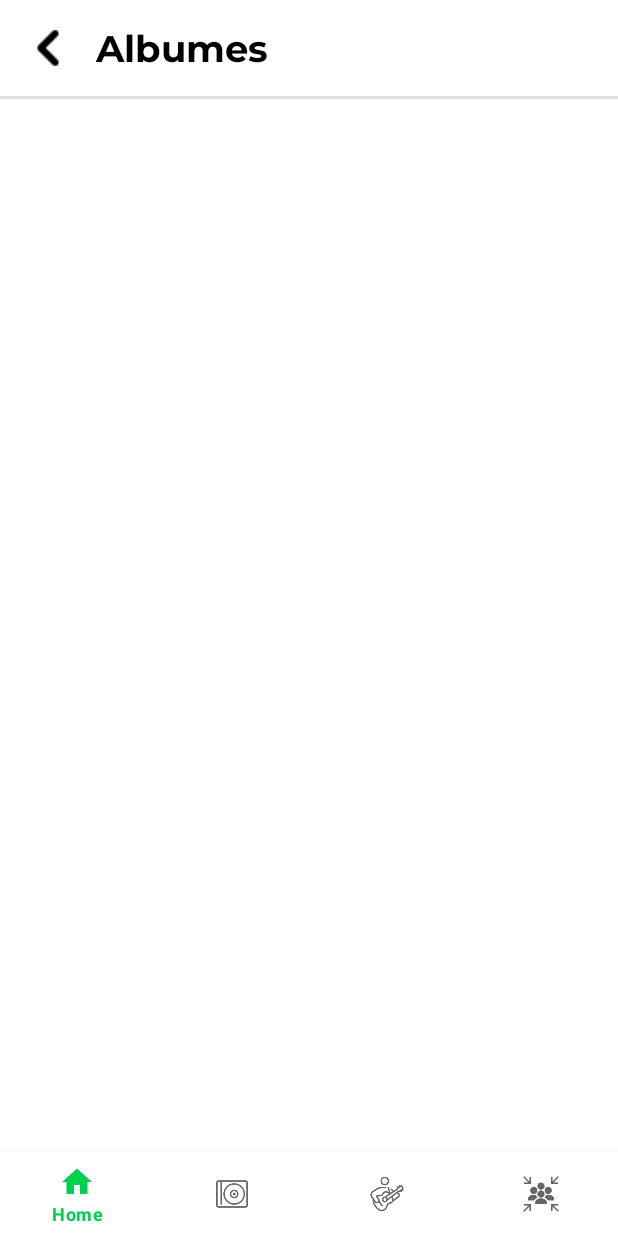
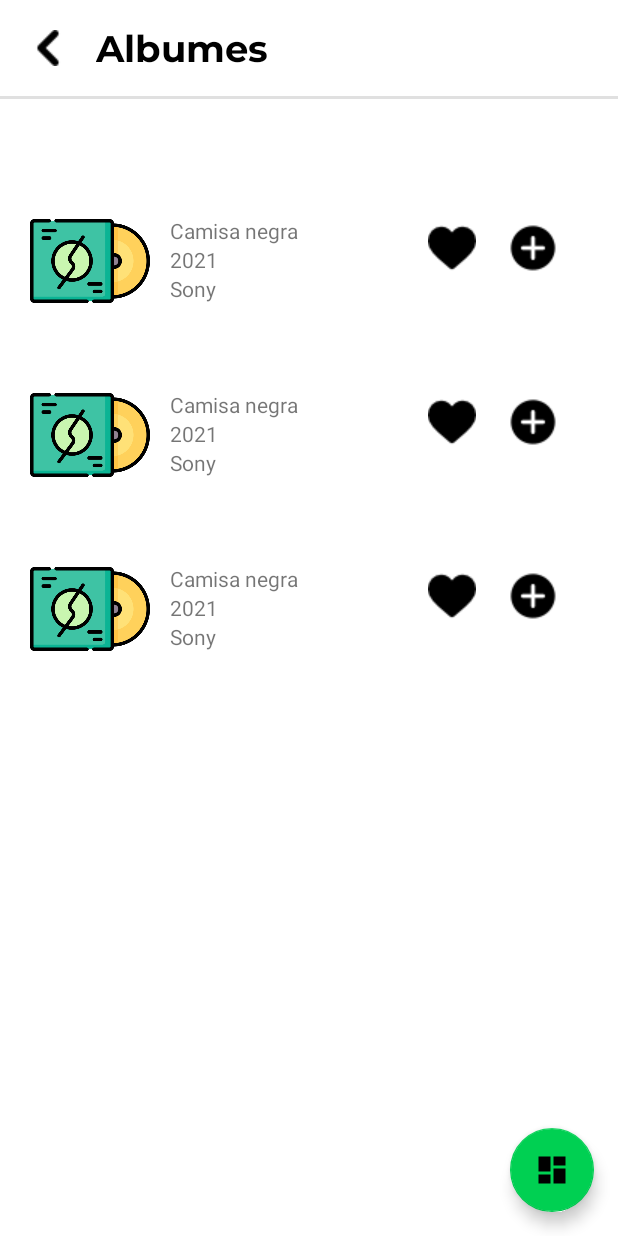
Before and after one commit to JuliethQP/IngenieriaSoftwareAppsMoviles, an Android app: the AlbumsVisitorFragment screen opened through its navigation route, on a phone screen of 412 x 824 dp. Run offline under Robolectric (Android 15) with nearby library versions, the phone set to English and light mode, and no system bars.

Commit message:
patron arquitectura

```diff
--- a/moviles_g13/app/src/main/java/com/example/moviles_g13/MainActivity.kt
+++ b/moviles_g13/app/src/main/java/com/example/moviles_g13/MainActivity.kt
@@ -1,11 +1,14 @@
 package com.example.moviles_g13
 
 import android.os.Bundle
-import com.google.android.material.floatingactionbutton.FloatingActionButton
-import com.google.android.material.snackbar.Snackbar
+import android.view.MenuInflater
+import android.view.MenuItem
+import android.view.View
+import android.widget.PopupMenu
+import android.widget.Toast
 import androidx.appcompat.app.AppCompatActivity
-import android.view.Menu
-import android.view.MenuItem
+import androidx.navigation.findNavController
+import androidx.navigation.fragment.findNavController
 
 class MainActivity : AppCompatActivity() {
 
@@ -14,4 +17,26 @@ class MainActivity : AppCompatActivity() {
         setContentView(R.layout.activity_main)
     }
 
+    fun showPopup(v: View) {
+        val popup = PopupMenu(this, v)
+        val inflater: MenuInflater = popup.menuInflater
+        inflater.inflate(R.menu.menu_visitor, popup.menu)
+        popup.setOnMenuItemClickListener (::manageItemClick)
+        popup.show()
+    }
+
+    private fun manageItemClick(menuItem: MenuItem): Boolean {
+        return when(menuItem.itemId){
+            R.id.HomeVisitorFragment, R.id.AlbumsVisitorFragment, R.id.ArtistsVisitorFragment, R.id.CollectorsVisitorFragment-> {
+                menuItem.title?.let { showMessage(it) }
+                true
+            }
+            else -> false
+        }
+    }
+
+    private fun showMessage(title: CharSequence) {
+        Toast.makeText(this, title, Toast.LENGTH_SHORT).show()
+    }
+
 }
--- /dev/null
+++ b/moviles_g13/app/src/main/java/com/example/moviles_g13/adapter/albums_adapter/AlbumsAdapter.kt
@@ -0,0 +1,49 @@
+package com.example.moviles_g13.adapter.albums_adapter
+
+import android.net.Uri
+import android.view.LayoutInflater
+import android.view.View
+import android.view.ViewGroup
+import android.widget.ImageView
+import android.widget.TextView
+import androidx.recyclerview.widget.RecyclerView
+import com.bumptech.glide.Glide
+import com.example.moviles_g13.R
+import com.example.moviles_g13.model.Album
+
+
+class AlbumsAdapter (private val mAlbums: List<Album>) : RecyclerView.Adapter<AlbumsAdapter.ViewHolder>() {
+
+    inner class ViewHolder(itemView: View) : RecyclerView.ViewHolder(itemView) {
+        val albumNameTextView: TextView = itemView.findViewById<TextView>(R.id.album_name)
+        val releasedTextView: TextView = itemView.findViewById<TextView>(R.id.album_released)
+        val recordLabelTextView: TextView = itemView.findViewById<TextView>(R.id.album_recordLabel)
+        //val coverImageView: ImageView = itemView.findViewById<ImageView>(R.id.album_logo)
+    }
+
+    override fun onCreateViewHolder(parent: ViewGroup, viewType: Int): AlbumsAdapter.ViewHolder {
+        val context = parent.context
+        val inflater = LayoutInflater.from(context)
+
+        val contactView = inflater.inflate(R.layout.albums_item_layout, parent, false)
+
+        return ViewHolder(contactView)
+    }
+
+    override fun onBindViewHolder(viewHolder: AlbumsAdapter.ViewHolder, position: Int) {
+        val album: Album = mAlbums.get(position)
+
+        val textViewName = viewHolder.albumNameTextView
+        textViewName.text = album.name
+
+        val textViewReleased = viewHolder.releasedTextView
+        textViewReleased.text = album.releaseDate
+
+        val textViewRecordLabel = viewHolder.recordLabelTextView
+        textViewRecordLabel.text = album.recordLabel
+    }
+
+    override fun getItemCount(): Int {
+        return mAlbums.size
+    }
+}
--- a/moviles_g13/app/src/main/java/com/example/moviles_g13/ui/albums_visitor/AlbumsVisitorFragment.kt
+++ b/moviles_g13/app/src/main/java/com/example/moviles_g13/ui/albums_visitor/AlbumsVisitorFragment.kt
@@ -1,39 +1,49 @@
 package com.example.moviles_g13.ui.albums_visitor
 
-import android.content.ClipData
 import android.os.Bundle
+import android.view.*
 import androidx.fragment.app.Fragment
-import android.view.LayoutInflater
-import android.view.View
-import android.view.ViewGroup
 import android.widget.ImageButton
+import androidx.lifecycle.Observer
+import androidx.lifecycle.ViewModelProvider
 import androidx.navigation.fragment.findNavController
+import androidx.recyclerview.widget.LinearLayoutManager
+import androidx.recyclerview.widget.RecyclerView
 import com.example.moviles_g13.R
-import com.google.android.material.bottomnavigation.BottomNavigationItemView
+import com.example.moviles_g13.adapter.albums_adapter.AlbumsAdapter
 
 /**
  * A simple [Fragment] subclass as the default destination in the navigation.
  */
 class AlbumsVisitorFragment : Fragment() {
 
+    private lateinit var albumsVisitorViewModel: AlbumsVisitorViewModel
+
     override fun onCreateView(
-        inflater: LayoutInflater, container: ViewGroup?,
+        inflater: LayoutInflater,
+        container: ViewGroup?,
         savedInstanceState: Bundle?
     ): View? {
-        // Inflate the layout for this fragment
-        return inflater.inflate(R.layout.albums_visitor_fragment, container, false)
+        albumsVisitorViewModel = ViewModelProvider(this).get(AlbumsVisitorViewModel::class.java)
+        val root = inflater.inflate(R.layout.albums_visitor_fragment, container, false)
+
+        val rvAlbums = root.findViewById<View>(R.id.recycler_view_album) as RecyclerView
+
+        albumsVisitorViewModel.albums.observe(viewLifecycleOwner, Observer {
+            val adapter = AlbumsAdapter(it)
+            rvAlbums.adapter = adapter
+            rvAlbums.layoutManager = LinearLayoutManager(context)
+        })
+        return root
     }
 
     override fun onViewCreated(view: View, savedInstanceState: Bundle?) {
         super.onViewCreated(view, savedInstanceState)
 
         view.findViewById<ImageButton>(R.id.back_button).setOnClickListener {
-            findNavController().navigate(R.id.action_back_to_home_visitor_layout)
+            findNavController().navigate(R.id.action_back_to_home_visitor)
         }
 
-        view.findViewById<BottomNavigationItemView>(R.id.navigation_dashboard).setOnClickListener {
-            findNavController().navigate(R.id.action_back_to_home_visitor_layout)
-        }
     }
 
 }
--- /dev/null
+++ b/moviles_g13/app/src/main/java/com/example/moviles_g13/ui/albums_visitor/AlbumsVisitorViewModel.kt
@@ -0,0 +1,21 @@
+package com.example.moviles_g13.ui.albums_visitor
+
+import androidx.lifecycle.LiveData
+import androidx.lifecycle.MutableLiveData
+import androidx.lifecycle.ViewModel
+import com.example.moviles_g13.model.Album
+
+class AlbumsVisitorViewModel : ViewModel() {
+
+    private val _albums = MutableLiveData<List<Album>>().apply {
+        val dataList: List<Album> = listOf<Album>(
+                Album(albumId=1, name="Camisa negra", cover="https://ibb.co/GTtGX4m", releaseDate="2021", description="Tengo la camisa negra de juanes", genre="POP", recordLabel="Sony"),
+                Album(albumId=1, name="Camisa negra", cover="https://2.bp.blogspot.com/-tzm1twY_ENM/XlCRuI0ZkRI/AAAAAAAAOso/BmNOUANXWxwc5vwslNw3WpjrDlgs9PuwQCLcBGAsYHQ/s1600/pasted%2Bimage%2B0.png", releaseDate="2021", description="Tengo la camisa negra de juanes", genre="POP", recordLabel="Sony"),
+                Album(albumId=1, name="Camisa negra", cover="https://en.wikipedia.org/wiki/La_Camisa_Negra#/media/File:La_Camisa_Negra.jpg", releaseDate="2021", description="Tengo la camisa negra de juanes", genre="POP", recordLabel="Sony")
+        )
+        value = dataList
+    }
+
+    val albums: LiveData<List<Album>> = _albums
+
+}
--- a/moviles_g13/app/src/main/java/com/example/moviles_g13/ui/home_visitor/HomeVisitorFragment.kt
+++ b/moviles_g13/app/src/main/java/com/example/moviles_g13/ui/home_visitor/HomeVisitorFragment.kt
@@ -27,14 +27,12 @@ class HomeVisitorFragment : Fragment() {
         super.onViewCreated(view, savedInstanceState)
 
         view.findViewById<ImageButton>(R.id.back_button).setOnClickListener {
-            findNavController().navigate(R.id.action_visitor_to_home_layout)
+            findNavController().navigate(R.id.action_visitor_to_albums_layout)
         }
 
         view.findViewById<Button>(R.id.albums_button).setOnClickListener {
-            findNavController().navigate(R.id.action_albums_visitor_layout)
+            findNavController().navigate(R.id.action_visitor_to_albums_layout)
         }
-
-
     }
 
 }
--- /dev/null
+++ b/moviles_g13/app/src/main/res/layout/albums_item_layout.xml
@@ -0,0 +1,65 @@
+<?xml version="1.0" encoding="utf-8"?>
+<LinearLayout
+    xmlns:android="http://schemas.android.com/apk/res/android"
+    android:orientation="horizontal"
+    android:layout_width="match_parent"
+    android:layout_height="wrap_content"
+    android:paddingLeft="20dp"
+    android:paddingRight="20dp"
+    android:paddingTop="8dp"
+    android:paddingBottom="8dp">
+
+    <ImageView
+        android:id="@+id/album_logo"
+        android:layout_width="80dp"
+        android:layout_height="100dp"
+        android:gravity="center"
+        android:textAlignment="gravity"
+        android:src="@drawable/vinil_style_2"/>
+
+    <LinearLayout
+        android:orientation="vertical"
+        android:layout_width="160dp"
+        android:layout_height="100dp"
+        android:layout_marginStart="8dp"
+        android:layout_marginLeft="8dp"
+        android:paddingTop="20dp"
+        android:paddingLeft="5dp"
+        android:paddingBottom="20dp">
+        <TextView
+            android:id="@+id/album_name"
+            android:layout_width="150dp"
+            android:layout_height="wrap_content" />
+        <TextView
+            android:id="@+id/album_released"
+            android:layout_width="150dp"
+            android:layout_height="wrap_content"/>
+        <TextView
+            android:id="@+id/album_recordLabel"
+            android:layout_width="150dp"
+            android:layout_height="wrap_content"/>
+    </LinearLayout>
+
+
+    <ImageButton
+        android:id="@+id/like_button"
+        android:layout_width="50dp"
+        android:layout_height="50dp"
+        android:layout_marginStart="8dp"
+        android:layout_marginLeft="8dp"
+        android:layout_marginTop="16dp"
+        android:layout_marginBottom="16dp"
+        android:background="#fff"
+        android:src="@drawable/heart" />
+
+    <ImageButton
+        android:id="@+id/add_button"
+        android:layout_width="50dp"
+        android:layout_height="50dp"
+        android:layout_marginStart="4dp"
+        android:layout_marginLeft="4dp"
+        android:layout_marginTop="16dp"
+        android:layout_marginBottom="16dp"
+        android:background="#fff"
+        android:src="@drawable/add" />
+</LinearLayout>
--- a/moviles_g13/app/src/main/res/layout/albums_visitor_fragment.xml
+++ b/moviles_g13/app/src/main/res/layout/albums_visitor_fragment.xml
@@ -7,17 +7,18 @@
     android:minWidth="32dp"
     tools:context=".ui.albums_visitor.AlbumsVisitorFragment">
 
-    <com.google.android.material.bottomnavigation.BottomNavigationView
-        android:id="@+id/nav_view"
-        android:layout_width="0dp"
+    <com.google.android.material.floatingactionbutton.FloatingActionButton
+        android:id="@+id/fab"
+        android:layout_width="wrap_content"
         android:layout_height="wrap_content"
-        android:layout_marginStart="0dp"
-        android:layout_marginEnd="0dp"
-        android:background="?android:attr/windowBackground"
+        android:layout_gravity="end|bottom"
+        android:layout_margin="16dp"
+        android:contentDescription="menu"
+        app:backgroundTint="#00D052"
+        android:src="@drawable/ic_dashboard_black_24dp"
         app:layout_constraintBottom_toBottomOf="parent"
-        app:layout_constraintLeft_toLeftOf="parent"
-        app:layout_constraintRight_toRightOf="parent"
-        app:menu="@menu/menu_visitor" />
+        app:layout_constraintEnd_toEndOf="parent"
+        android:onClick="showPopup" />
 
     <LinearLayout
         android:id="@+id/linearLayout2"
@@ -71,13 +72,13 @@
         tools:layout_editor_absoluteX="0dp" />
 
     <androidx.recyclerview.widget.RecyclerView
-        android:id="@+id/recycler_view"
-        android:layout_width="match_parent"
-        android:layout_height="wrap_content"
+        android:id="@+id/recycler_view_album"
+        android:layout_width="413dp"
+        android:layout_height="658dp"
         android:scrollbars="vertical"
+        app:layout_constraintBottom_toBottomOf="parent"
         app:layout_constraintTop_toBottomOf="@+id/hr_view"
-        tools:layout_editor_absoluteX="139dp"
-        tools:layout_editor_absoluteY="247dp" />
-
+        tools:layout_editor_absoluteX="-2dp"
+        tools:ignore="MissingConstraints" />
 
 </androidx.constraintlayout.widget.ConstraintLayout>
--- a/moviles_g13/app/src/main/res/layout/visitor_home_fragment.xml
+++ b/moviles_g13/app/src/main/res/layout/visitor_home_fragment.xml
@@ -28,7 +28,7 @@
         app:layout_constraintEnd_toEndOf="parent"
         app:layout_constraintStart_toStartOf="parent"
         app:layout_constraintTop_toTopOf="parent"
-        app:layout_constraintVertical_bias="0.614">
+        app:layout_constraintVertical_bias="0.689">
 
         <TextView
             android:id="@+id/company_text"
@@ -49,11 +49,10 @@
             android:src="@drawable/vinil_style_2" />
     </LinearLayout>
 
-
     <RelativeLayout
         android:id="@+id/button_section"
         android:layout_width="fill_parent"
-        android:layout_height="256dp"
+        android:layout_height="180dp"
         android:layout_marginBottom="4dp"
         android:paddingLeft="0dp"
         android:paddingRight="0dp"
@@ -66,17 +65,11 @@
             android:id="@+id/albums_button"
             android:layout_width="257dp"
             android:layout_height="48dp"
-            android:layout_alignParentStart="true"
-            android:layout_alignParentLeft="true"
-            android:layout_alignParentTop="true"
-            android:layout_alignParentEnd="true"
-            android:layout_alignParentRight="true"
             android:layout_marginStart="77dp"
             android:layout_marginLeft="77dp"
-            android:layout_marginTop="16dp"
+            android:layout_marginTop="4dp"
             android:layout_marginEnd="77dp"
             android:layout_marginRight="77dp"
-            android:layout_marginBottom="10dp"
             android:fontFamily="@font/montserrat_bold"
             android:text="@string/text_vis_albums"
             app:cornerRadius="32dp"
@@ -91,14 +84,12 @@
             android:layout_below="@+id/albums_button"
             android:layout_marginStart="77dp"
             android:layout_marginLeft="77dp"
-            android:layout_marginTop="12dp"
+            android:layout_marginTop="4dp"
             android:layout_marginEnd="77dp"
             android:layout_marginRight="77dp"
-            android:layout_marginBottom="10dp"
             android:fontFamily="@font/montserrat_bold"
             android:text="@string/text_vis_artists"
-            app:cornerRadius="32dp">
-        </Button>
+            app:cornerRadius="32dp"></Button>
 
         <Button
             android:id="@+id/collectors_button"
@@ -107,10 +98,9 @@
             android:layout_below="@+id/artists_button"
             android:layout_marginStart="77dp"
             android:layout_marginLeft="77dp"
-            android:layout_marginTop="12dp"
+            android:layout_marginTop="4dp"
             android:layout_marginEnd="77dp"
             android:layout_marginRight="77dp"
-            android:layout_marginBottom="10dp"
             android:fontFamily="@font/montserrat_bold"
             android:text="@string/text_vis_collectors"
             app:cornerRadius="32dp">
@@ -119,5 +109,4 @@
 
     </RelativeLayout>
 
-
 </androidx.constraintlayout.widget.ConstraintLayout>
--- a/moviles_g13/app/src/main/res/menu/menu_collector.xml
+++ b/moviles_g13/app/src/main/res/menu/menu_collector.xml
@@ -2,12 +2,7 @@
 <menu xmlns:android="http://schemas.android.com/apk/res/android">
 
     <item
-        android:id="@+id/navigation_home"
+        android:id="@+id/HomeCollectorFragment"
         android:icon="@drawable/ic_home_black_24dp"
         android:title="@string/title_home" />
-
-    <item
-        android:id="@+id/navigation_dashboard"
-        android:icon="@drawable/ic_dashboard_black_24dp"
-        android:title="@string/text_my_albums" />
 </menu>
--- a/moviles_g13/app/src/main/res/menu/menu_visitor.xml
+++ b/moviles_g13/app/src/main/res/menu/menu_visitor.xml
@@ -2,22 +2,22 @@
 <menu xmlns:android="http://schemas.android.com/apk/res/android">
 
     <item
-        android:id="@+id/navigation_home"
+        android:id="@+id/HomeVisitorFragment"
         android:icon="@drawable/ic_home_black_24dp"
         android:title="@string/title_home" />
 
     <item
-        android:id="@+id/navigation_dashboard"
+        android:id="@+id/AlbumsVisitorFragment"
         android:icon="@drawable/albums"
         android:title="@string/text_vis_albums" />
 
     <item
-        android:id="@+id/navigation_artists"
+        android:id="@+id/ArtistsVisitorFragment"
         android:icon="@drawable/artists"
         android:title="@string/text_vis_artists" />
 
     <item
-        android:id="@+id/navigation_collections"
+        android:id="@+id/CollectorsVisitorFragment"
         android:icon="@drawable/collectors"
         android:title="@string/text_vis_collectors" />
 
--- a/moviles_g13/app/src/main/res/navigation/nav_graph.xml
+++ b/moviles_g13/app/src/main/res/navigation/nav_graph.xml
@@ -21,12 +21,11 @@
             app:destination="@id/HomeCollectorFragment" />
     </fragment>
 
-
-    <!-- Navigation for visitor -->
+    <!-- Navigation for Visitor -->
     <fragment
         android:id="@+id/HomeVisitorFragment"
         android:name="com.example.moviles_g13.ui.home_visitor.HomeVisitorFragment"
-        android:label="@string/visitor_fragment_label"
+        android:label="@string/home_fragment_label"
         tools:layout="@layout/visitor_home_fragment">
 
         <action
@@ -34,49 +33,21 @@
             app:destination="@id/HomeFragment" />
 
         <action
-            android:id="@+id/action_albums_visitor_layout"
-            app:destination="@id/AlbumsVisitorFragment">
-        </action>
-
-        <action
-            android:id="@+id/action_artist_to_home_layout"
-            app:destination="@id/ArtistsVisitorFragment" />
-
-        <action
-            android:id="@+id/action_collectors_visitor_layout"
-            app:destination="@id/CollectorsVisitorFragment">
-        </action>
+            android:id="@+id/action_visitor_to_albums_layout"
+            app:destination="@id/AlbumsVisitorFragment" />
     </fragment>
 
-    <!-- NAV ALBUMS VISITOR -->
+    <!-- Navigation for Albums of visitors -->
     <fragment
         android:id="@+id/AlbumsVisitorFragment"
         android:name="com.example.moviles_g13.ui.albums_visitor.AlbumsVisitorFragment"
-        android:label="@string/home_fragment_label"
+        android:label="@string/album_fragment_label"
         tools:layout="@layout/albums_visitor_fragment">
 
         <action
-            android:id="@+id/action_back_to_home_visitor_layout"
-            app:destination="@id/HomeVisitorFragment">
-        </action>
+            android:id="@+id/action_back_to_home_visitor"
+            app:destination="@id/HomeVisitorFragment" />
     </fragment>
-
-    <!-- -->
-    <fragment
-        android:id="@+id/ArtistsVisitorFragment"
-        android:name="com.example.moviles_g13.ui.albums_visitor.AlbumsVisitorFragment"
-        android:label="@string/home_fragment_label"
-        tools:layout="@layout/albums_visitor_fragment"> <!-- Change when exist visit artist -->
-    </fragment>
-
-    <!-- -->
-    <fragment
-        android:id="@+id/CollectorsVisitorFragment"
-        android:name="com.example.moviles_g13.ui.albums_visitor.AlbumsVisitorFragment"
-        android:label="@string/home_fragment_label"
-        tools:layout="@layout/albums_visitor_fragment"> <!-- Change when exist visit artist -->
-    </fragment>
-    <!-- End navigation for visitors -->
 
     <!-- Navigation for collector -->
     <fragment
--- a/moviles_g13/app/src/main/res/values/strings.xml
+++ b/moviles_g13/app/src/main/res/values/strings.xml
@@ -31,4 +31,5 @@
     <string name="menu_album">Albums</string>
     <string name="menu_artists">Artists</string>
     <string name="menu_collections">Collecionistas</string>
+    <string name="album_fragment_label">Albums</string>
 </resources>
```
Also changed, not shown: moviles_g13/app/build.gradle (+5 -2 lines), moviles_g13/app/src/main/res/drawable-v24/add.png (added), moviles_g13/app/src/main/res/drawable-v24/heart.png (added).
